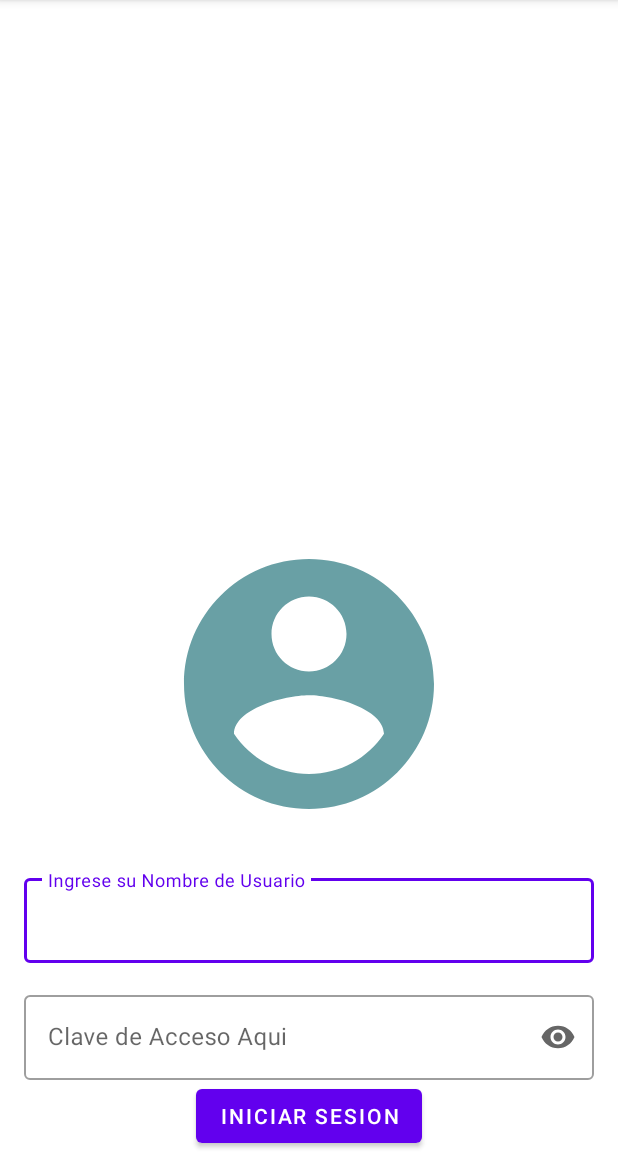
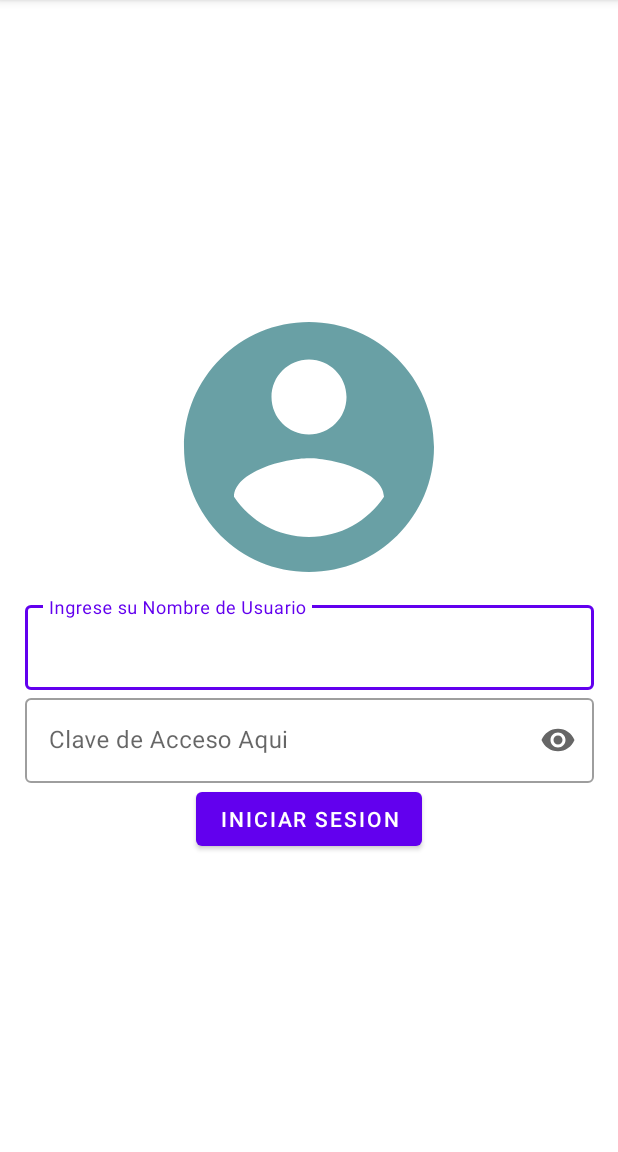
Before and after one commit to LAChiranaPlat/Login, an Android app: the screen it shows after launch (MainActivity), on a phone screen of 412 x 824 dp, the part 84-1236 px from its top. Run offline under Robolectric (Android 15) with nearby library versions, the phone set to English and light mode, and no system bars.

```diff
--- a/app/build.gradle
+++ b/app/build.gradle
@@ -42,6 +42,7 @@ dependencies {
     implementation 'androidx.appcompat:appcompat:1.4.0'
     implementation 'com.google.android.material:material:1.4.0'
     implementation 'androidx.constraintlayout:constraintlayout:2.1.2'
+    implementation 'com.android.volley:volley:1.1.1'
     testImplementation 'junit:junit:4.+'
     androidTestImplementation 'androidx.test.ext:junit:1.1.3'
     androidTestImplementation 'androidx.test.espresso:espresso-core:3.4.0'
--- a/app/src/main/AndroidManifest.xml
+++ b/app/src/main/AndroidManifest.xml
@@ -9,6 +9,10 @@
         android:roundIcon="@mipmap/ic_launcher_round"
         android:supportsRtl="true"
         android:theme="@style/Theme.Login">
+        <activity
+            android:name=".profile"
+            android:parentActivityName=".system"
+            android:exported="false" />
         <activity
             android:name=".system"
             android:exported="false" />
--- a/app/src/main/res/layout/activity_main.xml
+++ b/app/src/main/res/layout/activity_main.xml
@@ -8,9 +8,9 @@
 
     <ImageView
         android:id="@+id/imageView"
-        android:contentDescription="@string/descImageLogin"
         android:layout_width="200dp"
         android:layout_height="200dp"
+        android:contentDescription="@string/descImageLogin"
         app:layout_constraintBottom_toTopOf="@+id/txtusernick"
         app:layout_constraintEnd_toEndOf="parent"
         app:layout_constraintHorizontal_bias="0.5"
@@ -20,60 +20,51 @@
         app:srcCompat="@drawable/ic_baseline_account_circle_24" />
 
     <com.google.android.material.textfield.TextInputLayout
+        android:id="@+id/txtusernick"
+        style="@style/Widget.MaterialComponents.TextInputLayout.OutlinedBox"
+        android:layout_width="379dp"
+        android:layout_height="wrap_content"
         app:endIconMode="clear_text"
-        style="@style/Widget.MaterialComponents.TextInputLayout.OutlinedBox"
-        android:id="@+id/txtusernick"
-        android:layout_width="0dp"
-        android:layout_height="wrap_content"
-        android:layout_marginStart="16dp"
-        android:layout_marginTop="24dp"
-        android:layout_marginEnd="16dp"
-        app:layout_constraintBottom_toTopOf="@+id/textInputLayout2"
+        app:layout_constraintBottom_toTopOf="@+id/txtpassuser"
         app:layout_constraintEnd_toEndOf="parent"
         app:layout_constraintHorizontal_bias="0.5"
         app:layout_constraintStart_toStartOf="parent"
-        app:layout_constraintTop_toBottomOf="@+id/imageView"
-        app:layout_constraintWidth_max="400dp">
+        app:layout_constraintTop_toBottomOf="@+id/imageView">
 
         <com.google.android.material.textfield.TextInputEditText
-            android:inputType="textPersonName"
             android:layout_width="match_parent"
             android:layout_height="wrap_content"
-            android:hint="@string/nameUser" />
+            android:hint="@string/nameUser"
+            android:inputType="textPersonName" />
     </com.google.android.material.textfield.TextInputLayout>
 
     <com.google.android.material.textfield.TextInputLayout
+        android:id="@+id/txtpassuser"
+        style="@style/Widget.MaterialComponents.TextInputLayout.OutlinedBox"
+        android:layout_width="379dp"
+        android:layout_height="wrap_content"
         app:endIconMode="password_toggle"
-        style="@style/Widget.MaterialComponents.TextInputLayout.OutlinedBox"
-        android:id="@+id/txtpassuser"
-        android:layout_width="0dp"
-        android:layout_height="wrap_content"
-        android:layout_marginStart="16dp"
-        android:layout_marginTop="16dp"
-        android:layout_marginEnd="16dp"
         app:layout_constraintBottom_toTopOf="@+id/btnIntro"
         app:layout_constraintEnd_toEndOf="parent"
         app:layout_constraintHorizontal_bias="0.5"
         app:layout_constraintStart_toStartOf="parent"
-        app:layout_constraintTop_toBottomOf="@+id/txtusernick"
-        app:layout_constraintWidth_max="400dp">
+        app:layout_constraintTop_toBottomOf="@+id/txtusernick">
 
         <com.google.android.material.textfield.TextInputEditText
-            android:inputType="textPassword"
             android:layout_width="match_parent"
             android:layout_height="wrap_content"
-            android:hint="@string/passUser" />
+            android:hint="@string/passUser"
+            android:inputType="textPassword" />
     </com.google.android.material.textfield.TextInputLayout>
 
     <Button
         android:id="@+id/btnIntro"
         android:layout_width="wrap_content"
         android:layout_height="wrap_content"
-        android:layout_marginTop="8dp"
         android:text="@string/btnIngresar"
         app:layout_constraintBottom_toBottomOf="parent"
         app:layout_constraintEnd_toEndOf="parent"
         app:layout_constraintHorizontal_bias="0.5"
         app:layout_constraintStart_toStartOf="parent"
-        app:layout_constraintTop_toBottomOf="@+id/textInputLayout2" />
+        app:layout_constraintTop_toBottomOf="@+id/txtpassuser" />
 </androidx.constraintlayout.widget.ConstraintLayout>
```
Also changed, not shown: app/src/main/java/com/example/login/profile.kt (added, +23 -0 lines), app/src/main/java/com/example/login/templateMain.kt (+7 -1 lines), app/src/main/res/layout/activity_profile.xml (added, +9 -0 lines).
